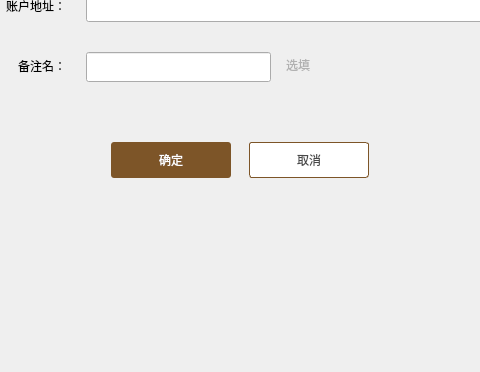
Before: the Qt Designer form addcontactdialog.ui in cdcchain/cdc-wallet-qt, drawn with Qt 5; both pictures show x 249 to 729 and y 208 to 580 of the 960 by 580 pixel window.
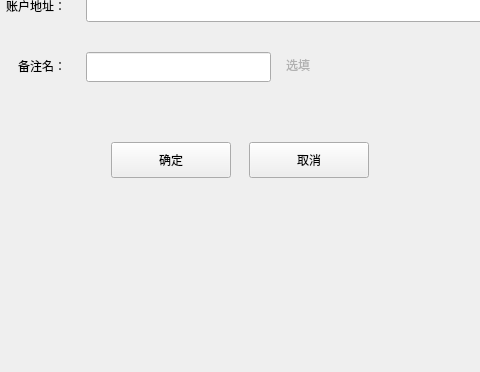
After: the same form once the commit is applied.

Commit message: Use macro to define all button color

Diff of the .ui file:
```diff
--- a/addcontactdialog.ui
+++ b/addcontactdialog.ui
@@ -57,8 +57,7 @@
       <enum>Qt::NoFocus</enum>
      </property>
      <property name="styleSheet">
-      <string notr="true">QToolButton{background-color:#ffffff;color:#484848;border:1px solid rgb(125,85,40);border-radius:3px;}
-QToolButton:hover{color:rgb(125,85,40);}</string>
+      <string notr="true"/>
      </property>
      <property name="text">
       <string>取消</string>
@@ -196,9 +195,7 @@
       <enum>Qt::NoFocus</enum>
      </property>
      <property name="styleSheet">
-      <string notr="true">QToolButton{background-color:rgb(125,85,40);color:#ffffff;border:none;border-radius:3px;}
-QToolButton:hover{background-color:rgb(185,150,85);}
-</string>
+      <string notr="true"/>
      </property>
      <property name="text">
       <string>确定</string>
```
The commit also changes 28 other files.
